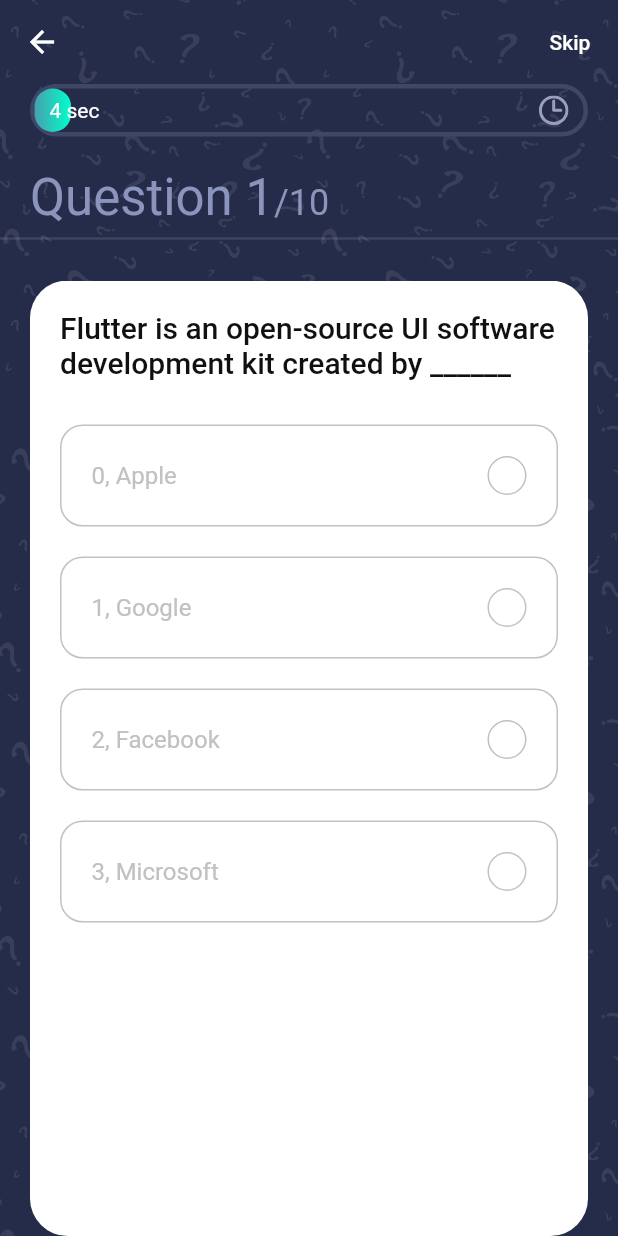
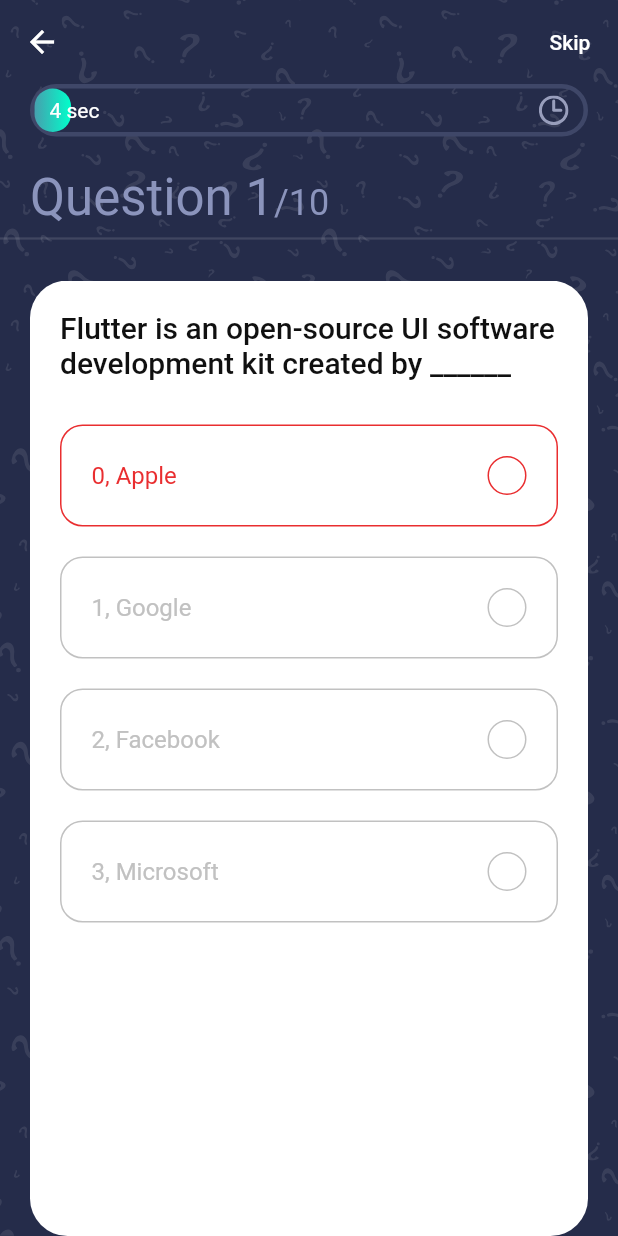
Before and after one commit to takasshii/flutter_test_quiz_app, a Flutter app: the QuizScreen screen opened directly, after a tap on an icon or button, on a phone screen of 412 x 824 dp. Run offline on Flutter 3.47's test engine with Material 2 defaults, Android fonts, the phone set to English and light mode, and no system bars; our stand-ins replace websafe_svg.

Commit message:
色が全部変わる問題解決。 intで２回宣言してた。

```diff
--- a/lib/controllers/quesiton_controller.dart
+++ b/lib/controllers/quesiton_controller.dart
@@ -29,7 +29,7 @@ class QuestionController extends ChangeNotifier {
   void checkAns(Question question, int selectedIndex) {
     isAnswered = true;
     int correctAns = question.answer;
-    int selectedAns = selectedIndex;
+    selectedAns = selectedIndex;
     if (correctAns == selectedAns) {
       numberCorrectAns++;
       color = kGreenColor;
--- a/lib/quiz/components/option.dart
+++ b/lib/quiz/components/option.dart
@@ -19,7 +19,14 @@ class Option extends StatelessWidget {
   @override
   Widget build(BuildContext context) {
     final model = Provider.of<QuestionController>(context);
-    Color color = (number == model.selectedAns) ? model.color : kGrayColor;
+
+    Color color() {
+      if (number == model.selectedAns) {
+        return model.color;
+      } else {
+        return kGrayColor;
+      }
+    }
 
     return InkWell(
       onTap: press,
@@ -27,7 +34,7 @@ class Option extends StatelessWidget {
         margin: EdgeInsets.only(top: kDefaultPadding),
         padding: EdgeInsets.all(kDefaultPadding),
         decoration: BoxDecoration(
-          border: Border.all(color: color),
+          border: Border.all(color: color()),
           borderRadius: BorderRadius.circular(15),
         ),
         child: Row(
@@ -35,14 +42,14 @@ class Option extends StatelessWidget {
           children: [
             Text(
               "$number, $option",
-              style: TextStyle(color: color, fontSize: 16),
+              style: TextStyle(color: color(), fontSize: 16),
             ),
             Container(
               height: 26,
               width: 26,
               decoration: BoxDecoration(
                   borderRadius: BorderRadius.circular(50),
-                  border: Border.all(color: color)),
+                  border: Border.all(color: color())),
             )
           ],
         ),
```
